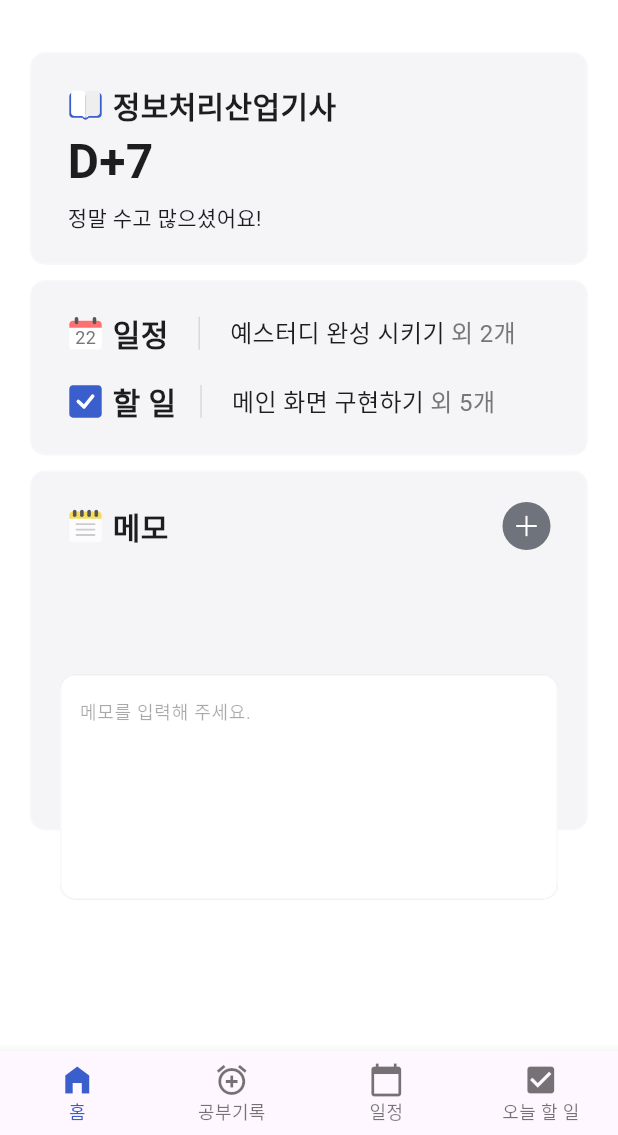
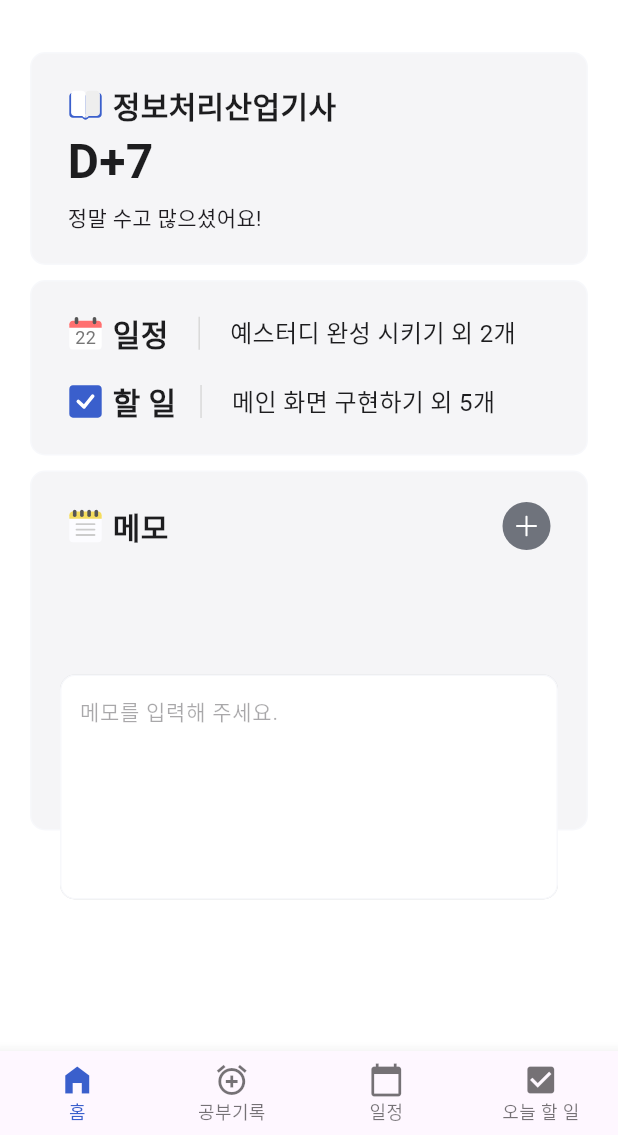
Before and after one commit to anon-js/Yestudy, a Flutter app: the screen it shows after launch, on a phone screen of 412 x 824 dp, the part 101-1236 px from its top. Run offline on Flutter 3.47's test engine with Material 3 defaults, Android fonts, the phone set to English and light mode, and no system bars; our stand-ins replace flutter_local_notifications, flutter_riverpod, flutter_svg; Roboto replaces fonts that are missing (Pretendard).

Commit message:
소스 코드 재정비

```diff
--- a/lib/main.dart
+++ b/lib/main.dart
@@ -161,7 +161,7 @@ class MyApp extends ConsumerWidget {
                                   focusNode: memoEditor.focus,
                                   maxLines: null,
                                   keyboardType: TextInputType.multiline,
-                                  style: AppStyle.regular_12px.rawValue,
+                                  style: AppStyle.regular_14px.rawValue,
                                   decoration: const InputDecoration(
                                     border: InputBorder.none,
                                     hintText: '메모를 입력해 주세요.',
--- a/lib/res/colors.dart
+++ b/lib/res/colors.dart
@@ -2,6 +2,7 @@ import 'package:flutter/material.dart';
 
 enum AppColor {
   primary,
+  primary1,
   gray1,
   gray2,
   gray3,
@@ -21,6 +22,8 @@ extension AppColorExtension on AppColor {
     switch (this) {
       case AppColor.primary:
         return const Color(0xff3A5FCC);
+      case AppColor.primary1:
+        return const Color(0xff193895);
       case AppColor.gray1:
         return const Color(0xffF7F8FB);
       case AppColor.gray2:
--- a/lib/res/text_styles.dart
+++ b/lib/res/text_styles.dart
@@ -63,13 +63,13 @@ extension AppStyleExtension on AppStyle {
         );
       case AppStyle.regular_20px:
         return TextStyle(
-          color: AppColor.gray6.rawValue,
+          color: AppColor.gray9.rawValue,
           fontWeight: FontWeight.w400,
           fontSize: 20,
         );
       case AppStyle.regular_16px:
         return TextStyle(
-          color: AppColor.gray6.rawValue,
+          color: AppColor.gray9.rawValue,
           fontWeight: FontWeight.w400,
           fontSize: 16,
         );
@@ -80,7 +80,7 @@ extension AppStyleExtension on AppStyle {
         );
       case AppStyle.regular_12px:
         return TextStyle(
-          color: AppColor.gray6.rawValue,
+          color: AppColor.gray9.rawValue,
           fontWeight: FontWeight.w400,
           fontSize: 12,
         );
--- a/lib/views/study_record_view.dart
+++ b/lib/views/study_record_view.dart
@@ -1,15 +1,31 @@
 import 'package:flutter/material.dart';
+import 'package:flutter_riverpod/flutter_riverpod.dart';
+import 'package:yestudy/wigets/common/tab_bar.dart';
 
 import '../services/notification_service.dart';
 import '../res/strings.dart';
 import '../res/colors.dart';
 import '../res/text_styles.dart';
+import '../wigets/study/cancel_btn.dart';
+import '../wigets/study/start_btn.dart';
 
-class StudyRecord extends StatefulWidget {
+class Subject {
+  final String name;
+  final String time;
+  final double ratio;
+
+  const Subject({
+    required this.name,
+    required this.time,
+    required this.ratio,
+  });
+}
+
+class StudyRecord extends ConsumerStatefulWidget {
   const StudyRecord({super.key});
 
   @override
-  State<StudyRecord> createState() => _StudyRecordState();
+  StudyRecordState createState() => StudyRecordState();
 
   Widget build(BuildContext context) {
     return MaterialApp(
@@ -22,7 +38,7 @@ class StudyRecord extends StatefulWidget {
   }
 }
 
-class _StudyRecordState extends State<StudyRecord> {
+class StudyRecordState extends ConsumerState<StudyRecord> {
   @override
   void initState() {
     FlutterLocalNotification.init();
@@ -35,7 +51,10 @@ class _StudyRecordState extends State<StudyRecord> {
       length: 2,
       child: Scaffold(
         backgroundColor: Colors.white,
-        appBar: _buildAppBar(),
+        appBar: buildTabBar(
+            AppString.studyTitle.rawValue,
+            AppString.writeTabTitle.rawValue,
+            AppString.organizeTabTitle.rawValue),
         body: TabBarView(
           children: [
             _buildWrite(),
@@ -46,41 +65,9 @@ class _StudyRecordState extends State<StudyRecord> {
     );
   }
 
-  PreferredSizeWidget _buildAppBar() {
-    return AppBar(
-      foregroundColor: AppColor.gray9.rawValue,
-      backgroundColor: Colors.white,
-      elevation: 0,
-      title: Text(
-        AppString.studyTitle.rawValue,
-        style: AppStyle.semiBold_20px.rawValue,
-      ),
-      bottom: TabBar(
-        overlayColor: const MaterialStatePropertyAll(Colors.transparent),
-        padding: const EdgeInsets.symmetric(horizontal: 20),
-        dividerColor: AppColor.gray4.rawValue,
-        indicatorSize: TabBarIndicatorSize.tab,
-        indicator: BoxDecoration(
-          border: Border(
-            bottom: BorderSide(
-              width: 4,
-              color: AppColor.gray9.rawValue,
-            ),
-          ),
-        ),
-        labelColor: AppColor.gray9.rawValue,
-        unselectedLabelColor: AppColor.gray6.rawValue,
-        tabs: [
-          Tab(text: AppString.writeTabTitle.rawValue),
-          Tab(text: AppString.organizeTabTitle.rawValue),
-        ],
-      ),
-    );
-  }
-
-  Widget _buildWrite() {
+  Container _buildWrite() {
     return Container(
-      margin: const EdgeInsets.symmetric(vertical: 32, horizontal: 20),
+      margin: const EdgeInsets.symmetric(vertical: 24, horizontal: 20),
       child: Column(
         crossAxisAlignment: CrossAxisAlignment.start,
         children: [
@@ -124,11 +111,11 @@ class _StudyRecordState extends State<StudyRecord> {
           ),
           Row(
             children: [
-              _buildCancelBtn(),
+              buildCancelBtn(),
               const SizedBox(
                 width: 10,
               ),
-              _buildStartBtn(),
+              buildStartBtn(),
             ],
           ),
         ],
@@ -136,16 +123,29 @@ class _StudyRecordState extends State<StudyRecord> {
     );
   }
 
-  Widget _buildOrganize() {
-    return Column(
+  Container _buildOrganize() {
+    return Container(
+      margin: const EdgeInsets.symmetric(vertical: 20, horizontal: 20),
+      child: Column(
+        crossAxisAlignment: CrossAxisAlignment.start,
         children: [
-        Container(
+          _buildStudyTimeContainer(),
+          const SizedBox(height: 20),
+          _buildTodaysRecs(),
+          const SizedBox(height: 32),
+          _buildThingAsk(),
+        ],
+      ),
+    );
+  }
+
+  Container _buildStudyTimeContainer() {
+    return Container(
       height: 370,
       decoration: BoxDecoration(
         color: AppColor.gray2.rawValue,
         borderRadius: BorderRadius.circular(10),
       ),
-          margin: const EdgeInsets.symmetric(vertical: 32, horizontal: 20),
       padding: const EdgeInsets.all(20),
       child: Column(
         mainAxisAlignment: MainAxisAlignment.spaceBetween,
@@ -156,123 +156,131 @@ class _StudyRecordState extends State<StudyRecord> {
               Row(
                 children: [
                   Text(
-                        AppString.organizeBoldMainTitle.rawValue,
-                        style: AppStyle.bold_24px.rawValue,
+                    '${AppString.organizeBoldMainTitle.rawValue} ',
+                    style: AppStyle.bold_24px.rawValue
+                        .copyWith(color: AppColor.gray8.rawValue),
                   ),
                   Text(
                     AppString.organizeMainTitle.rawValue,
-                        style: AppStyle.bold_24px.rawValue,
+                    style: AppStyle.bold_24px.rawValue
+                        .copyWith(color: AppColor.primary.rawValue),
                   ),
                 ],
               ),
               const SizedBox(
-                    height: 12,
+                height: 4,
               ),
               Row(
                 children: [
                   Text(
                     AppString.organizeBoldSubTitle.rawValue,
-                        style: AppStyle.medium_20px.rawValue,
+                    style: AppStyle.medium_20px.rawValue
+                        .copyWith(color: AppColor.gray7.rawValue),
                   ),
                   Text(
                     AppString.organizeSubTitle.rawValue,
-                        style: AppStyle.medium_20px.rawValue,
+                    style: AppStyle.medium_20px.rawValue
+                        .copyWith(color: AppColor.gray7.rawValue),
+                  ),
+                ],
               ),
             ],
           ),
           const SizedBox(
             height: 20,
           ),
-                ],
+          Expanded(
+            child: Center(
+              child: _buildGraph([
+                const Subject(name: 'DB', time: '1h 10m', ratio: 0.5),
+                const Subject(name: '문학', time: '40m', ratio: 0.14),
+                const Subject(name: '사회', time: '45m', ratio: 0.2),
+                const Subject(name: '수학', time: '2h 30m', ratio: 0.9),
+                const Subject(name: 'HTML', time: '50m', ratio: 0.27),
+                const Subject(name: '소프트웨어', time: '1h 50m', ratio: 0.8),
+                const Subject(name: '음악', time: '1h 55m', ratio: 0.82),
+                const Subject(name: '개발', time: '3h', ratio: 1),
+              ]),
             ),
-              Column(
-                children: [
-                  _buildProgressBar(
-                      subject: '수학', time: '2h 30m', value: 0.58),
-                  _buildProgressBar(
-                      subject: 'DB', time: '1h 10m', value: 0.27),
-                  _buildProgressBar(subject: '문학', time: '40m', value: 0.15),
-                ],
           ),
         ],
       ),
+    );
+  }
+
+  Column _buildTodaysRecs() {
+    return Column(
+      crossAxisAlignment: CrossAxisAlignment.start,
+      children: [
+        Text(
+          '오늘의 추천',
+          style: AppStyle.semiBold_20px.rawValue,
+        ),
+        const SizedBox(height: 4),
+        Text(
+          '지금까지 수학과 DB를 열심히 공부했으니\n오늘은 문학을 공부해보는 건 어때요?',
+          style: AppStyle.regular_16px.rawValue
+              .copyWith(color: AppColor.gray7.rawValue),
         ),
       ],
     );
   }
 
-  Widget _buildProgressBar(
-      {required String subject, required String time, required double value}) {
+  Column _buildThingAsk() {
     return Column(
+      crossAxisAlignment: CrossAxisAlignment.start,
       children: [
-        Text(time),
-        const SizedBox(
-          height: 4,
+        Text(
+          '어려움을 극복할 때마다 더 강해진다.',
+          style: AppStyle.regular_16px.rawValue,
         ),
-        CircularProgressIndicator(
-          value: value,
-          backgroundColor: AppColor.gray2.rawValue,
-          valueColor: AlwaysStoppedAnimation<Color>(AppColor.primary.rawValue),
+        Text(
+          '- 아놀드 슈워제네거',
+          style: AppStyle.regular_14px.rawValue
+              .copyWith(color: AppColor.gray7.rawValue),
         ),
-        const SizedBox(
-          height: 4,
-        ),
-        Text(subject),
       ],
     );
   }
 
-  Widget _buildCancelBtn() {
-    return Expanded(
-      child: SizedBox(
-        height: 42,
-        child: ElevatedButton(
-          onPressed: null,
-          style: ElevatedButton.styleFrom(
-            foregroundColor: AppColor.gray9.rawValue,
-            backgroundColor: AppColor.gray2.rawValue,
-            disabledForegroundColor: AppColor.gray6.rawValue,
-            disabledBackgroundColor: AppColor.gray5.rawValue,
-            elevation: 0,
-            shape: RoundedRectangleBorder(
-              borderRadius: BorderRadius.circular(10),
+  ListView _buildGraph(List<Subject> subjects) {
+    subjects.sort((a, b) => a.ratio.compareTo(b.ratio));
+    return ListView.builder(
+        shrinkWrap: true,
+        scrollDirection: Axis.horizontal,
+        itemCount: subjects.length,
+        itemBuilder: (BuildContext context, int i) {
+          return Column(
+            mainAxisAlignment: MainAxisAlignment.end,
+            children: [
+              Text(
+                subjects[i].time,
+                style: subjects[i].ratio != subjects.last.ratio
+                    ? AppStyle.regular_12px.rawValue
+                        .copyWith(color: AppColor.gray6.rawValue)
+                    : AppStyle.regular_12px.rawValue
+                        .copyWith(color: AppColor.primary1.rawValue),
+              ),
+              AnimatedContainer(
+                duration: const Duration(milliseconds: 150),
+                width: 35,
+                height: 190 * subjects[i].ratio,
+                margin: const EdgeInsets.all(5),
+                decoration: BoxDecoration(
+                  color: subjects[i].ratio != subjects.last.ratio
+                      ? AppColor.gray5.rawValue
+                      : AppColor.primary.rawValue,
+                  borderRadius:
+                      const BorderRadius.vertical(top: Radius.circular(10)),
                 ),
               ),
-          child: Text(
-            AppString.writeCancelBtn.rawValue,
+              Text(
+                subjects[i].name,
+                style: AppStyle.regular_12px.rawValue
+                    .copyWith(color: AppColor.gray8.rawValue),
               ),
-        ),
-      ),
+            ],
           );
-  }
-
-  Widget _buildStartBtn() {
-    return Expanded(
-      child: SizedBox(
-        height: 42,
-        child: ElevatedButton(
-          onPressed: () async {
-            await FlutterLocalNotification.requestNotificationPermission();
-            await FlutterLocalNotification.showNotification(
-              AppString.noticeTitle.rawValue,
-              AppString.noticeDesc.rawValue,
-            );
-          },
-          style: ElevatedButton.styleFrom(
-            backgroundColor: AppColor.startBtnBg.rawValue,
-            elevation: 0,
-            shape: RoundedRectangleBorder(
-              borderRadius: BorderRadius.circular(10),
-            ),
-          ),
-          child: Text(
-            AppString.writeStartBtn.rawValue,
-            style: TextStyle(
-              color: AppColor.startBtn.rawValue,
-            ),
-          ),
-        ),
-      ),
-    );
+        });
   }
 }
--- a/lib/views/today_schedule_view.dart
+++ b/lib/views/today_schedule_view.dart
@@ -26,7 +26,7 @@ class TodaySchedule extends ConsumerWidget {
           backgroundColor: Colors.white,
           elevation: 0,
           title: Text(
-            '${calendarDateNav.year}월 ${calendarDateNav.month}일',
+            '${calendarDateNav.year}년 ${calendarDateNav.month}월',
             style: AppStyle.semiBold_20px.rawValue,
           ),
         ),
--- a/lib/views/todo_list_view.dart
+++ b/lib/views/todo_list_view.dart
@@ -1,8 +1,8 @@
 import 'package:flutter/material.dart';
+import 'package:yestudy/wigets/common/tab_bar.dart';
 
 import '../res/colors.dart';
 import '../res/strings.dart';
-import '../res/text_styles.dart';
 
 List<String> todoOptions = [
   '할 일은 여기에 표시돼요1',
@@ -37,45 +37,13 @@ class _TodoListState extends State<TodoList> {
       length: 2,
       child: Scaffold(
         backgroundColor: Colors.white,
-        appBar: _buildAppBar(),
+        appBar: buildTabBar(AppString.todoTitle.rawValue, AppString.todoTabTitle.rawValue, AppString.doneTabTitle.rawValue),
         body: TabBarView(
           children: [
             _buildTodoList(),
             _buildDoneList(),
           ],
         ),
-      ),
-    );
-  }
-
-  PreferredSizeWidget _buildAppBar() {
-    return AppBar(
-      foregroundColor: Colors.black,
-      backgroundColor: Colors.white,
-      elevation: 0,
-      title: Text(
-        AppString.todoTitle.rawValue,
-        style: AppStyle.semiBold_20px.rawValue,
-      ),
-      bottom: TabBar(
-        overlayColor: const MaterialStatePropertyAll(Colors.transparent),
-        padding: const EdgeInsets.symmetric(horizontal: 20),
-        dividerColor: AppColor.gray4.rawValue,
-        indicatorSize: TabBarIndicatorSize.tab,
-        indicator: BoxDecoration(
-          border: Border(
-            bottom: BorderSide(
-              width: 4,
-              color: AppColor.gray9.rawValue,
-            ),
-          ),
-        ),
-        labelColor: AppColor.gray9.rawValue,
-        unselectedLabelColor: AppColor.gray6.rawValue,
-        tabs: [
-          Tab(text: AppString.todoTabTitle.rawValue),
-          Tab(text: AppString.doneTabTitle.rawValue),
-        ],
       ),
     );
   }
--- a/lib/wigets/calendar/calendar_grid.dart
+++ b/lib/wigets/calendar/calendar_grid.dart
@@ -7,7 +7,6 @@ import '../../viewmodels/calendar_date_notifier.dart';
 GridView buildCalendarGrid(BuildContext context, WidgetRef ref) {
   final calendarDateRead = ref.read(calendarDateStateNotiferProvider.notifier);
   final calendarDate = ref.watch(calendarDateStateNotiferProvider);
-
   final week = ['일', '월', '화', '수', '목', '금', '토'];
 
   return GridView.custom(
@@ -20,12 +19,15 @@ GridView buildCalendarGrid(BuildContext context, WidgetRef ref) {
       (BuildContext context, int index) {
         return GestureDetector(
           onTap: () {
-            calendarDateRead.setDay(index);
+            if (index > calendarDate.firstDay + 6 &&
+                index < calendarDate.days + calendarDate.firstDay + 7) {
+              calendarDateRead.setDay(index);
+            }
           },
-          onHorizontalDragStart: (details) {
-            if (details.localPosition.dx > 0) {
+          onHorizontalDragEnd: (details) {
+            if (details.velocity.pixelsPerSecond.dx > 0) {
               calendarDateRead.prev();
-            } else if (details.localPosition.dx < 0) {
+            } else if (details.velocity.pixelsPerSecond.dx < 0) {
               calendarDateRead.next();
             }
           },
@@ -56,8 +58,9 @@ GridView buildCalendarGrid(BuildContext context, WidgetRef ref) {
                   index < 7
                       ? week[index]
                       : index > calendarDate.firstDay + 6 &&
-                              index < calendarDate.days + calendarDate.firstDay + 6
-                          ? '${DateTime(calendarDate.year, calendarDate.month, index - (calendarDate.firstDay + 6)).day}'
+                              index <
+                                  calendarDate.days + calendarDate.firstDay + 7
+                          ? '${index - (calendarDate.firstDay + 6)}'
                           : '',
                   style: TextStyle(
                       color: index == calendarDate.selectedDate
--- /dev/null
+++ b/lib/wigets/common/tab_bar.dart
@@ -0,0 +1,41 @@
+import 'package:flutter/material.dart';
+
+import '../../res/colors.dart';
+import '../../res/text_styles.dart';
+
+PreferredSizeWidget buildTabBar(
+    String title, String firstTab, String secondTab) {
+  return AppBar(
+    foregroundColor: Colors.black,
+    backgroundColor: Colors.white,
+    elevation: 0,
+    title: Text(
+      title,
+      style: AppStyle.semiBold_20px.rawValue,
+    ),
+    bottom: TabBar(
+      overlayColor: const MaterialStatePropertyAll(Colors.transparent),
+      padding: const EdgeInsets.symmetric(horizontal: 20),
+      dividerColor: AppColor.gray4.rawValue,
+      indicatorSize: TabBarIndicatorSize.tab,
+      labelStyle: AppStyle.medium_16px.rawValue,
+      unselectedLabelStyle: AppStyle.regular_16px.rawValue.copyWith(
+        color: AppColor.gray7.rawValue,
+      ),
+      indicator: BoxDecoration(
+        border: Border(
+          bottom: BorderSide(
+            width: 4,
+            color: AppColor.gray9.rawValue,
+          ),
+        ),
+      ),
+      labelColor: AppColor.gray9.rawValue,
+      unselectedLabelColor: AppColor.gray6.rawValue,
+      tabs: [
+        Tab(text: firstTab),
+        Tab(text: secondTab),
+      ],
+    ),
+  );
+}
--- /dev/null
+++ b/lib/wigets/study/cancel_btn.dart
@@ -0,0 +1,28 @@
+import 'package:flutter/material.dart';
+
+import '../../res/colors.dart';
+import '../../res/strings.dart';
+
+Expanded buildCancelBtn() {
+  return Expanded(
+    child: SizedBox(
+      height: 42,
+      child: ElevatedButton(
+        onPressed: null,
+        style: ElevatedButton.styleFrom(
+          foregroundColor: AppColor.gray9.rawValue,
+          backgroundColor: AppColor.gray2.rawValue,
+          disabledForegroundColor: AppColor.gray6.rawValue,
+          disabledBackgroundColor: AppColor.gray5.rawValue,
+          elevation: 0,
+          shape: RoundedRectangleBorder(
+            borderRadius: BorderRadius.circular(10),
+          ),
+        ),
+        child: Text(
+          AppString.writeCancelBtn.rawValue,
+        ),
+      ),
+    ),
+  );
+}
--- /dev/null
+++ b/lib/wigets/study/start_btn.dart
@@ -0,0 +1,35 @@
+import 'package:flutter/material.dart';
+
+import '../../res/colors.dart';
+import '../../res/strings.dart';
+import '../../services/notification_service.dart';
+
+Expanded buildStartBtn() {
+  return Expanded(
+    child: SizedBox(
+      height: 42,
+      child: ElevatedButton(
+        onPressed: () async {
+          await FlutterLocalNotification.requestNotificationPermission();
+          await FlutterLocalNotification.showNotification(
+            AppString.noticeTitle.rawValue,
+            AppString.noticeDesc.rawValue,
+          );
+        },
+        style: ElevatedButton.styleFrom(
+          backgroundColor: AppColor.startBtnBg.rawValue,
+          elevation: 0,
+          shape: RoundedRectangleBorder(
+            borderRadius: BorderRadius.circular(10),
+          ),
+        ),
+        child: Text(
+          AppString.writeStartBtn.rawValue,
+          style: TextStyle(
+            color: AppColor.startBtn.rawValue,
+          ),
+        ),
+      ),
+    ),
+  );
+}
```
Also changed, not shown: lib/res/strings.dart (+5 -5 lines), lib/viewmodels/calendar_date_notifier.dart (+27 -15 lines). Lines whose indentation alone changed are shown as unchanged.
